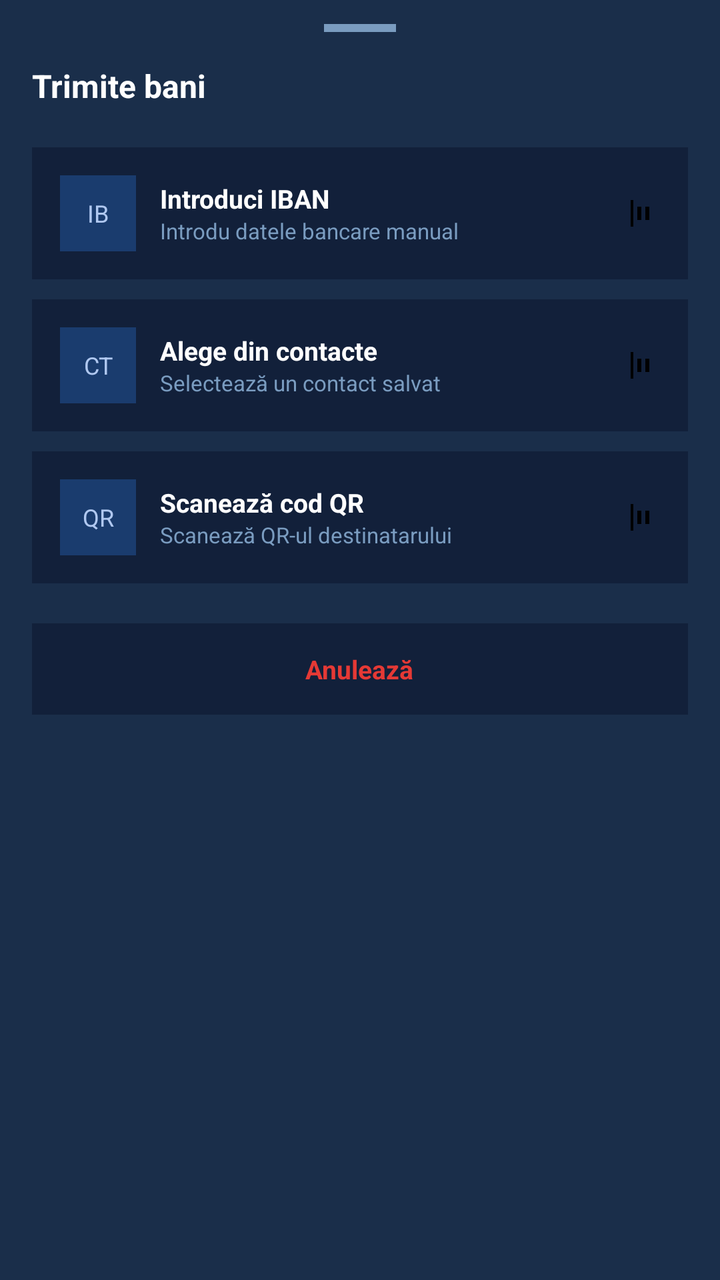
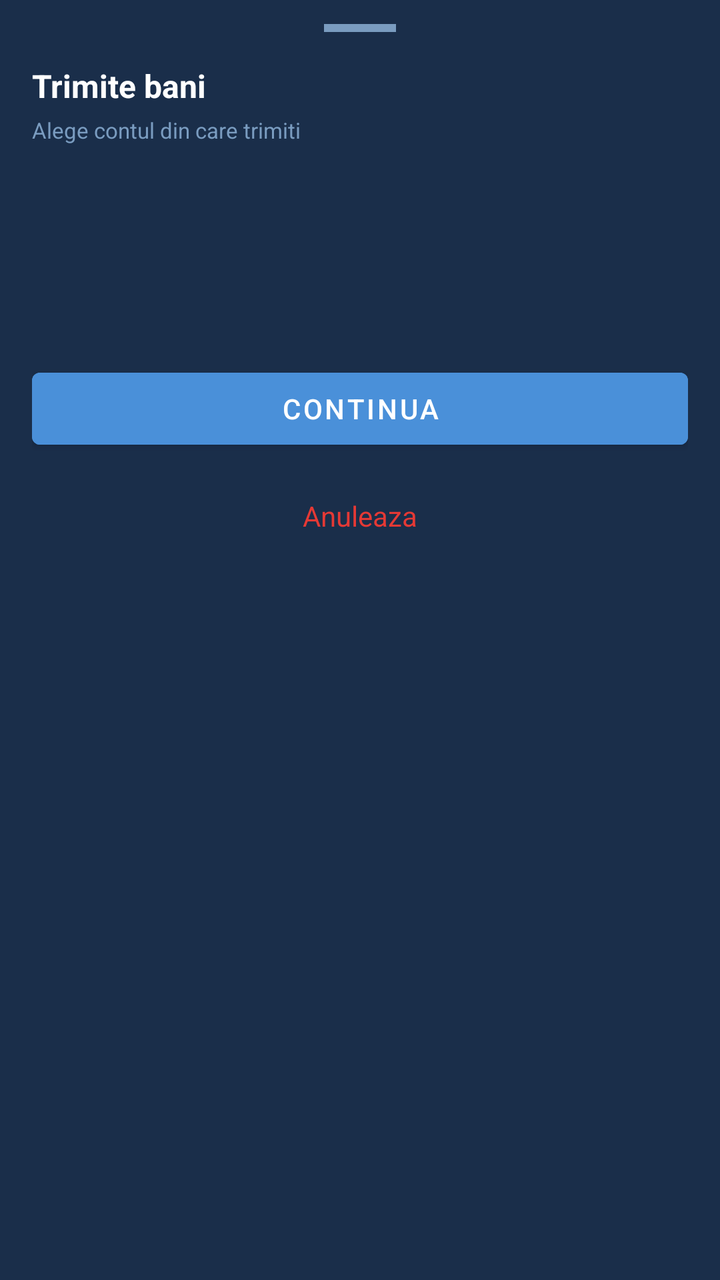

Before-and-after screenshots of an Android layout around one commit, followed by the original layout XML and the change that was made.
<!-- AndroidManifest.xml: application theme Theme.LicentaMultibankingApp -->
<!-- res/layout/bottom_sheet_trimite.xml -->
<?xml version="1.0" encoding="utf-8"?>
<LinearLayout xmlns:android="http://schemas.android.com/apk/res/android"
    android:layout_width="match_parent"
    android:layout_height="wrap_content"
    android:orientation="vertical"
    android:background="#1A2E4A"
    android:paddingStart="16dp"
    android:paddingEnd="16dp"
    android:paddingBottom="24dp"
    android:paddingTop="12dp">

    
    <View
        android:layout_width="36dp"
        android:layout_height="4dp"
        android:background="#7A9CC0"
        android:layout_gravity="center_horizontal"
        android:layout_marginBottom="16dp"/>

    
    <TextView
        android:layout_width="wrap_content"
        android:layout_height="wrap_content"
        android:text="Trimite bani"
        android:textColor="#FFFFFF"
        android:textSize="16sp"
        android:textStyle="bold"
        android:layout_marginBottom="20dp"/>

    
    <LinearLayout
        android:id="@+id/optionIban"
        android:layout_width="match_parent"
        android:layout_height="wrap_content"
        android:orientation="horizontal"
        android:gravity="center_vertical"
        android:background="#12203A"
        android:padding="14dp"
        android:layout_marginBottom="10dp">

        <TextView
            android:layout_width="38dp"
            android:layout_height="38dp"
            android:gravity="center"
            android:text="IB"
            android:textColor="#B0C8F0"
            android:textSize="12sp"
            android:background="#1A3C6E"
            android:layout_marginEnd="12dp"/>

        <LinearLayout
            android:layout_width="0dp"
            android:layout_height="wrap_content"
            android:layout_weight="1"
            android:orientation="vertical">

            <TextView
                android:layout_width="wrap_content"
                android:layout_height="wrap_content"
                android:text="Introduci IBAN"
                android:textColor="#FFFFFF"
                android:textSize="13sp"
                android:textStyle="bold"/>

            <TextView
                android:layout_width="wrap_content"
                android:layout_height="wrap_content"
                android:text="Introdu datele bancare manual"
                android:textColor="#7A9CC0"
                android:textSize="11sp"/>

        </LinearLayout>

        <ImageView
            android:layout_width="16dp"
            android:layout_height="16dp"
            android:src="@drawable/ic_transactions"/>

    </LinearLayout>

    
    <LinearLayout
        android:id="@+id/optionContacte"
        android:layout_width="match_parent"
        android:layout_height="wrap_content"
        android:orientation="horizontal"
        android:gravity="center_vertical"
        android:background="#12203A"
        android:padding="14dp"
        android:layout_marginBottom="10dp">

        <TextView
            android:layout_width="38dp"
            android:layout_height="38dp"
            android:gravity="center"
            android:text="CT"
            android:textColor="#B0C8F0"
            android:textSize="12sp"
            android:background="#1A3C6E"
            android:layout_marginEnd="12dp"/>

        <LinearLayout
            android:layout_width="0dp"
            android:layout_height="wrap_content"
            android:layout_weight="1"
            android:orientation="vertical">

            <TextView
                android:layout_width="wrap_content"
                android:layout_height="wrap_content"
                android:text="Alege din contacte"
                android:textColor="#FFFFFF"
                android:textSize="13sp"
                android:textStyle="bold"/>

            <TextView
                android:layout_width="wrap_content"
                android:layout_height="wrap_content"
                android:text="Selectează un contact salvat"
                android:textColor="#7A9CC0"
                android:textSize="11sp"/>

        </LinearLayout>

        <ImageView
            android:layout_width="16dp"
            android:layout_height="16dp"
            android:src="@drawable/ic_transactions"/>

    </LinearLayout>

    
    <LinearLayout
        android:id="@+id/optionQR"
        android:layout_width="match_parent"
        android:layout_height="wrap_content"
        android:orientation="horizontal"
        android:gravity="center_vertical"
        android:background="#12203A"
        android:padding="14dp"
        android:layout_marginBottom="20dp">

        <TextView
            android:layout_width="38dp"
            android:layout_height="38dp"
            android:gravity="center"
            android:text="QR"
            android:textColor="#B0C8F0"
            android:textSize="12sp"
            android:background="#1A3C6E"
            android:layout_marginEnd="12dp"/>

        <LinearLayout
            android:layout_width="0dp"
            android:layout_height="wrap_content"
            android:layout_weight="1"
            android:orientation="vertical">

            <TextView
                android:layout_width="wrap_content"
                android:layout_height="wrap_content"
                android:text="Scanează cod QR"
                android:textColor="#FFFFFF"
                android:textSize="13sp"
                android:textStyle="bold"/>

            <TextView
                android:layout_width="wrap_content"
                android:layout_height="wrap_content"
                android:text="Scanează QR-ul destinatarului"
                android:textColor="#7A9CC0"
                android:textSize="11sp"/>

        </LinearLayout>

        <ImageView
            android:layout_width="16dp"
            android:layout_height="16dp"
            android:src="@drawable/ic_transactions"/>

    </LinearLayout>

    
    <LinearLayout
        android:id="@+id/optionAnuleaza"
        android:layout_width="match_parent"
        android:layout_height="wrap_content"
        android:gravity="center"
        android:background="#12203A"
        android:padding="14dp">

        <TextView
            android:layout_width="wrap_content"
            android:layout_height="wrap_content"
            android:text="Anulează"
            android:textColor="#E53935"
            android:textSize="13sp"
            android:textStyle="bold"/>

    </LinearLayout>

</LinearLayout>
<!-- resources referenced by this layout -->
<resources>
  <!-- drawable ic_transactions (drawable) -->
  <vector xmlns:android="http://schemas.android.com/apk/res/android" android:height="24dp" android:tint="#000000" android:viewportHeight="960" android:viewportWidth="960" android:width="24dp">
        
      <path android:fillColor="@android:color/white" android:pathData="M80,880L80,80L160,80L160,880L80,880ZM520,680L520,280L640,280L640,680L520,680ZM280,680L280,280L400,280L400,680L280,680Z"/>
      
  </vector>
  <style name="Theme.LicentaMultibankingApp" parent="Base.Theme.LicentaMultibankingApp" />
  <style name="Base.Theme.LicentaMultibankingApp" parent="Theme.MaterialComponents.DayNight.NoActionBar">
          
          
      </style>
</resources>

<!-- the commit's change to res/layout/bottom_sheet_trimite.xml (unified diff, before → after) -->
@@ -3,200 +3,495 @@
     android:layout_width="match_parent"
     android:layout_height="wrap_content"
     android:orientation="vertical"
-    android:background="#1A2E4A"
-    android:paddingStart="16dp"
-    android:paddingEnd="16dp"
-    android:paddingBottom="24dp"
-    android:paddingTop="12dp">
-
-    
+    android:background="#1A2E4A">
+
     <View
         android:layout_width="36dp"
         android:layout_height="4dp"
         android:background="#7A9CC0"
         android:layout_gravity="center_horizontal"
+        android:layout_marginTop="12dp"
         android:layout_marginBottom="16dp"/>
 
-    
-    <TextView
-        android:layout_width="wrap_content"
-        android:layout_height="wrap_content"
-        android:text="Trimite bani"
-        android:textColor="#FFFFFF"
-        android:textSize="16sp"
-        android:textStyle="bold"
-        android:layout_marginBottom="20dp"/>
-
-    
-    <LinearLayout
-        android:id="@+id/optionIban"
+    <ViewFlipper
+        android:id="@+id/viewSwitcherTrimite"
         android:layout_width="match_parent"
-        android:layout_height="wrap_content"
-        android:orientation="horizontal"
-        android:gravity="center_vertical"
-        android:background="#12203A"
-        android:padding="14dp"
-        android:layout_marginBottom="10dp">
-
-        <TextView
-            android:layout_width="38dp"
-            android:layout_height="38dp"
-            android:gravity="center"
-            android:text="IB"
-            android:textColor="#B0C8F0"
-            android:textSize="12sp"
-            android:background="#1A3C6E"
-            android:layout_marginEnd="12dp"/>
-
+        android:layout_height="wrap_content">
+
+        
         <LinearLayout
-            android:layout_width="0dp"
+            android:layout_width="match_parent"
             android:layout_height="wrap_content"
-            android:layout_weight="1"
-            android:orientation="vertical">
-
-            <TextView
-                android:layout_width="wrap_content"
-                android:layout_height="wrap_content"
-                android:text="Introduci IBAN"
-                android:textColor="#FFFFFF"
-                android:textSize="13sp"
-                android:textStyle="bold"/>
-
-            <TextView
-                android:layout_width="wrap_content"
-                android:layout_height="wrap_content"
-                android:text="Introdu datele bancare manual"
-                android:textColor="#7A9CC0"
-                android:textSize="11sp"/>
+            android:orientation="vertical"
+            android:paddingStart="16dp"
+            android:paddingEnd="16dp"
+            android:paddingBottom="24dp">
+
+            <TextView
+                android:layout_width="wrap_content"
+                android:layout_height="wrap_content"
+                android:text="Trimite bani"
+                android:textColor="#FFFFFF"
+                android:textSize="16sp"
+                android:textStyle="bold"
+                android:layout_marginBottom="4dp"/>
+
+            <TextView
+                android:layout_width="wrap_content"
+                android:layout_height="wrap_content"
+                android:text="Alege contul din care trimiti"
+                android:textColor="#7A9CC0"
+                android:textSize="11sp"
+                android:layout_marginBottom="12dp"/>
+
+            <androidx.recyclerview.widget.RecyclerView
+                android:id="@+id/rvCarduriTrimite"
+                android:layout_width="match_parent"
+                android:layout_height="80dp"
+                android:orientation="horizontal"
+                android:clipToPadding="false"
+                android:layout_marginBottom="16dp"/>
+
+            <Button
+                android:id="@+id/btnContinuaPas1"
+                android:layout_width="match_parent"
+                android:layout_height="wrap_content"
+                android:text="Continua"
+                android:backgroundTint="#4A90D9"
+                android:textColor="#FFFFFF"
+                android:layout_marginBottom="8dp"/>
+
+            <TextView
+                android:id="@+id/tvAnuleazaPas1"
+                android:layout_width="match_parent"
+                android:layout_height="wrap_content"
+                android:text="Anuleaza"
+                android:textColor="#E53935"
+                android:gravity="center"
+                android:padding="12dp"/>
 
         </LinearLayout>
 
-        <ImageView
-            android:layout_width="16dp"
-            android:layout_height="16dp"
-            android:src="@drawable/ic_transactions"/>
-
-    </LinearLayout>
-
-    
-    <LinearLayout
-        android:id="@+id/optionContacte"
-        android:layout_width="match_parent"
-        android:layout_height="wrap_content"
-        android:orientation="horizontal"
-        android:gravity="center_vertical"
-        android:background="#12203A"
-        android:padding="14dp"
-        android:layout_marginBottom="10dp">
-
-        <TextView
-            android:layout_width="38dp"
-            android:layout_height="38dp"
-            android:gravity="center"
-            android:text="CT"
-            android:textColor="#B0C8F0"
-            android:textSize="12sp"
-            android:background="#1A3C6E"
-            android:layout_marginEnd="12dp"/>
-
+        
         <LinearLayout
-            android:layout_width="0dp"
+            android:layout_width="match_parent"
             android:layout_height="wrap_content"
-            android:layout_weight="1"
-            android:orientation="vertical">
-
-            <TextView
-                android:layout_width="wrap_content"
-                android:layout_height="wrap_content"
-                android:text="Alege din contacte"
-                android:textColor="#FFFFFF"
-                android:textSize="13sp"
-                android:textStyle="bold"/>
-
-            <TextView
-                android:layout_width="wrap_content"
-                android:layout_height="wrap_content"
-                android:text="Selectează un contact salvat"
-                android:textColor="#7A9CC0"
-                android:textSize="11sp"/>
+            android:orientation="vertical"
+            android:paddingStart="16dp"
+            android:paddingEnd="16dp"
+            android:paddingBottom="24dp">
+
+            <TextView
+                android:layout_width="wrap_content"
+                android:layout_height="wrap_content"
+                android:text="Catre cine trimiti?"
+                android:textColor="#FFFFFF"
+                android:textSize="16sp"
+                android:textStyle="bold"
+                android:layout_marginBottom="16dp"/>
+
+            
+            <TextView
+                android:layout_width="wrap_content"
+                android:layout_height="wrap_content"
+                android:text="Contacte salvate"
+                android:textColor="#7A9CC0"
+                android:textSize="11sp"
+                android:layout_marginBottom="8dp"/>
+
+            <androidx.recyclerview.widget.RecyclerView
+                android:id="@+id/rvContacteTrimite"
+                android:layout_width="match_parent"
+                android:layout_height="wrap_content"
+                android:layout_marginBottom="12dp"
+                android:nestedScrollingEnabled="false"/>
+
+            
+            <LinearLayout
+                android:id="@+id/optionNrNou"
+                android:layout_width="match_parent"
+                android:layout_height="wrap_content"
+                android:orientation="horizontal"
+                android:gravity="center_vertical"
+                android:background="#12203A"
+                android:padding="14dp"
+                android:layout_marginBottom="8dp">
+
+                <TextView
+                    android:layout_width="38dp"
+                    android:layout_height="38dp"
+                    android:gravity="center"
+                    android:text="NR"
+                    android:textColor="#B0C8F0"
+                    android:textSize="11sp"
+                    android:background="#1A3C6E"
+                    android:layout_marginEnd="12dp"/>
+
+                <LinearLayout
+                    android:layout_width="0dp"
+                    android:layout_height="wrap_content"
+                    android:layout_weight="1"
+                    android:orientation="vertical">
+
+                    <TextView
+                        android:layout_width="wrap_content"
+                        android:layout_height="wrap_content"
+                        android:text="Numar de telefon nou"
+                        android:textColor="#FFFFFF"
+                        android:textSize="13sp"
+                        android:textStyle="bold"/>
+
+                    <TextView
+                        android:layout_width="wrap_content"
+                        android:layout_height="wrap_content"
+                        android:text="Trimite prin RoPay la orice numar"
+                        android:textColor="#7A9CC0"
+                        android:textSize="11sp"/>
+
+                </LinearLayout>
+
+            </LinearLayout>
+
+            
+            <LinearLayout
+                android:id="@+id/optionIbanTrimite"
+                android:layout_width="match_parent"
+                android:layout_height="wrap_content"
+                android:orientation="horizontal"
+                android:gravity="center_vertical"
+                android:background="#12203A"
+                android:padding="14dp"
+                android:layout_marginBottom="16dp">
+
+                <TextView
+                    android:layout_width="38dp"
+                    android:layout_height="38dp"
+                    android:gravity="center"
+                    android:text="IB"
+                    android:textColor="#B0C8F0"
+                    android:textSize="11sp"
+                    android:background="#1A3C6E"
+                    android:layout_marginEnd="12dp"/>
+
+                <LinearLayout
+                    android:layout_width="0dp"
+                    android:layout_height="wrap_content"
+                    android:layout_weight="1"
+                    android:orientation="vertical">
+
+                    <TextView
+                        android:layout_width="wrap_content"
+                        android:layout_height="wrap_content"
+                        android:text="Prin IBAN"
+                        android:textColor="#FFFFFF"
+                        android:textSize="13sp"
+                        android:textStyle="bold"/>
+
+                    <TextView
+                        android:layout_width="wrap_content"
+                        android:layout_height="wrap_content"
+                        android:text="Introdu IBAN-ul destinatarului"
+                        android:textColor="#7A9CC0"
+                        android:textSize="11sp"/>
+
+                </LinearLayout>
+
+            </LinearLayout>
+
+            <TextView
+                android:id="@+id/tvInapoiPas2"
+                android:layout_width="match_parent"
+                android:layout_height="wrap_content"
+                android:text="Inapoi"
+                android:textColor="#4A90D9"
+                android:gravity="center"
+                android:padding="12dp"/>
 
         </LinearLayout>
 
-        <ImageView
-            android:layout_width="16dp"
-            android:layout_height="16dp"
-            android:src="@drawable/ic_transactions"/>
-
-    </LinearLayout>
-
-    
-    <LinearLayout
-        android:id="@+id/optionQR"
-        android:layout_width="match_parent"
-        android:layout_height="wrap_content"
-        android:orientation="horizontal"
-        android:gravity="center_vertical"
-        android:background="#12203A"
-        android:padding="14dp"
-        android:layout_marginBottom="20dp">
-
-        <TextView
-            android:layout_width="38dp"
-            android:layout_height="38dp"
-            android:gravity="center"
-            android:text="QR"
-            android:textColor="#B0C8F0"
-            android:textSize="12sp"
-            android:background="#1A3C6E"
-            android:layout_marginEnd="12dp"/>
-
+        
         <LinearLayout
-            android:layout_width="0dp"
+            android:layout_width="match_parent"
             android:layout_height="wrap_content"
-            android:layout_weight="1"
-            android:orientation="vertical">
-
-            <TextView
-                android:layout_width="wrap_content"
-                android:layout_height="wrap_content"
-                android:text="Scanează cod QR"
-                android:textColor="#FFFFFF"
-                android:textSize="13sp"
-                android:textStyle="bold"/>
-
-            <TextView
-                android:layout_width="wrap_content"
-                android:layout_height="wrap_content"
-                android:text="Scanează QR-ul destinatarului"
-                android:textColor="#7A9CC0"
-                android:textSize="11sp"/>
+            android:orientation="vertical"
+            android:paddingStart="16dp"
+            android:paddingEnd="16dp"
+            android:paddingBottom="24dp">
+
+            <TextView
+                android:id="@+id/tvTitluDestinatarPas3"
+                android:layout_width="wrap_content"
+                android:layout_height="wrap_content"
+                android:text="Trimite bani"
+                android:textColor="#FFFFFF"
+                android:textSize="16sp"
+                android:textStyle="bold"
+                android:layout_marginBottom="4dp"/>
+
+            <TextView
+                android:id="@+id/tvSubtitluDestinatarPas3"
+                android:layout_width="wrap_content"
+                android:layout_height="wrap_content"
+                android:text="0722 xxx xxx"
+                android:textColor="#7A9CC0"
+                android:textSize="11sp"
+                android:layout_marginBottom="16dp"/>
+
+            <TextView
+                android:layout_width="wrap_content"
+                android:layout_height="wrap_content"
+                android:text="Suma (RON)"
+                android:textColor="#7A9CC0"
+                android:textSize="11sp"
+                android:layout_marginBottom="6dp"/>
+
+            <EditText
+                android:id="@+id/etSumaTrimite"
+                android:layout_width="match_parent"
+                android:layout_height="wrap_content"
+                android:hint="0.00"
+                android:textColor="#FFFFFF"
+                android:textColorHint="#7A9CC0"
+                android:background="#12203A"
+                android:padding="14dp"
+                android:inputType="numberDecimal"
+                android:textSize="18sp"
+                android:gravity="center"
+                android:layout_marginBottom="12dp"/>
+
+            <TextView
+                android:layout_width="wrap_content"
+                android:layout_height="wrap_content"
+                android:text="Motiv (optional)"
+                android:textColor="#7A9CC0"
+                android:textSize="11sp"
+                android:layout_marginBottom="6dp"/>
+
+            <EditText
+                android:id="@+id/etMotivTrimite"
+                android:layout_width="match_parent"
+                android:layout_height="wrap_content"
+                android:hint="ex: chirie, masa, cadou..."
+                android:textColor="#FFFFFF"
+                android:textColorHint="#7A9CC0"
+                android:background="#12203A"
+                android:padding="14dp"
+                android:inputType="text"
+                android:singleLine="true"
+                android:layout_marginBottom="16dp"/>
+
+            <Button
+                android:id="@+id/btnContinuaPas3"
+                android:layout_width="match_parent"
+                android:layout_height="wrap_content"
+                android:text="Continua"
+                android:backgroundTint="#4A90D9"
+                android:textColor="#FFFFFF"
+                android:layout_marginBottom="8dp"/>
+
+            <TextView
+                android:id="@+id/tvInapoiPas3"
+                android:layout_width="match_parent"
+                android:layout_height="wrap_content"
+                android:text="Inapoi"
+                android:textColor="#4A90D9"
+                android:gravity="center"
+                android:padding="12dp"/>
 
         </LinearLayout>
 
-        <ImageView
-            android:layout_width="16dp"
-            android:layout_height="16dp"
-            android:src="@drawable/ic_transactions"/>
-
-    </LinearLayout>
-
-    
-    <LinearLayout
-        android:id="@+id/optionAnuleaza"
-        android:layout_width="match_parent"
-        android:layout_height="wrap_content"
-        android:gravity="center"
-        android:background="#12203A"
-        android:padding="14dp">
-
-        <TextView
-            android:layout_width="wrap_content"
+        
+        <LinearLayout
+            android:layout_width="match_parent"
             android:layout_height="wrap_content"
-            android:text="Anulează"
-            android:textColor="#E53935"
-            android:textSize="13sp"
-            android:textStyle="bold"/>
-
-    </LinearLayout>
+            android:orientation="vertical"
+            android:paddingStart="16dp"
+            android:paddingEnd="16dp"
+            android:paddingBottom="24dp">
+
+            <TextView
+                android:layout_width="wrap_content"
+                android:layout_height="wrap_content"
+                android:text="Confirma transferul"
+                android:textColor="#FFFFFF"
+                android:textSize="16sp"
+                android:textStyle="bold"
+                android:layout_marginBottom="4dp"/>
+
+            
+            <TextView
+                android:layout_width="wrap_content"
+                android:layout_height="wrap_content"
+                android:text="Transfer instant · RoPay"
+                android:textColor="#90CAF9"
+                android:textSize="10sp"
+                android:background="#0D47A1"
+                android:paddingStart="8dp"
+                android:paddingEnd="8dp"
+                android:paddingTop="3dp"
+                android:paddingBottom="3dp"
+                android:layout_marginBottom="16dp"/>
+
+            
+            <LinearLayout
+                android:layout_width="match_parent"
+                android:layout_height="wrap_content"
+                android:orientation="vertical"
+                android:background="#12203A"
+                android:padding="14dp"
+                android:layout_marginBottom="12dp">
+
+                <LinearLayout
+                    android:layout_width="match_parent"
+                    android:layout_height="wrap_content"
+                    android:orientation="horizontal"
+                    android:layout_marginBottom="8dp">
+
+                    <TextView
+                        android:layout_width="0dp"
+                        android:layout_height="wrap_content"
+                        android:layout_weight="1"
+                        android:text="Catre"
+                        android:textColor="#7A9CC0"
+                        android:textSize="12sp"/>
+
+                    <TextView
+                        android:id="@+id/tvConfirmareDestinatarTrimite"
+                        android:layout_width="wrap_content"
+                        android:layout_height="wrap_content"
+                        android:textColor="#FFFFFF"
+                        android:textSize="12sp"
+                        android:text="—"/>
+
+                </LinearLayout>
+
+                <LinearLayout
+                    android:layout_width="match_parent"
+                    android:layout_height="wrap_content"
+                    android:orientation="horizontal"
+                    android:layout_marginBottom="8dp">
+
+                    <TextView
+                        android:layout_width="0dp"
+                        android:layout_height="wrap_content"
+                        android:layout_weight="1"
+                        android:text="Suma"
+                        android:textColor="#7A9CC0"
+                        android:textSize="12sp"/>
+
+                    <TextView
+                        android:id="@+id/tvConfirmareSumaTrimite"
+                        android:layout_width="wrap_content"
+                        android:layout_height="wrap_content"
+                        android:textColor="#FFFFFF"
+                        android:textSize="14sp"
+                        android:textStyle="bold"
+                        android:text="0 RON"/>
+
+                </LinearLayout>
+
+                <LinearLayout
+                    android:layout_width="match_parent"
+                    android:layout_height="wrap_content"
+                    android:orientation="horizontal"
+                    android:layout_marginBottom="8dp">
+
+                    <TextView
+                        android:layout_width="0dp"
+                        android:layout_height="wrap_content"
+                        android:layout_weight="1"
+                        android:text="Din cont"
+                        android:textColor="#7A9CC0"
+                        android:textSize="12sp"/>
+
+                    <TextView
+                        android:id="@+id/tvConfirmareContTrimite"
+                        android:layout_width="wrap_content"
+                        android:layout_height="wrap_content"
+                        android:textColor="#FFFFFF"
+                        android:textSize="12sp"
+                        android:text="—"/>
+
+                </LinearLayout>
+
+                <LinearLayout
+                    android:layout_width="match_parent"
+                    android:layout_height="wrap_content"
+                    android:orientation="horizontal">
+
+                    <TextView
+                        android:layout_width="0dp"
+                        android:layout_height="wrap_content"
+                        android:layout_weight="1"
+                        android:text="Metoda"
+                        android:textColor="#7A9CC0"
+                        android:textSize="12sp"/>
+
+                    <TextView
+                        android:layout_width="wrap_content"
+                        android:layout_height="wrap_content"
+                        android:text="Transfer instant"
+                        android:textColor="#90CAF9"
+                        android:textSize="12sp"/>
+
+                </LinearLayout>
+
+            </LinearLayout>
+
+            <TextView
+                android:layout_width="match_parent"
+                android:layout_height="wrap_content"
+                android:text="In implementarea reala, transferul s-ar procesa prin infrastructura RoPay"
+                android:textColor="#7A9CC0"
+                android:textSize="10sp"
+                android:gravity="center"
+                android:layout_marginBottom="12dp"/>
+
+            
+            <LinearLayout
+                android:id="@+id/layoutLoadingTrimite"
+                android:layout_width="match_parent"
+                android:layout_height="wrap_content"
+                android:orientation="vertical"
+                android:gravity="center"
+                android:padding="8dp"
+                android:visibility="gone">
+
+                <ProgressBar
+                    android:layout_width="28dp"
+                    android:layout_height="28dp"
+                    android:layout_marginBottom="6dp"/>
+
+                <TextView
+                    android:id="@+id/tvStatusTrimite"
+                    android:layout_width="wrap_content"
+                    android:layout_height="wrap_content"
+                    android:text="Se proceseaza..."
+                    android:textColor="#7A9CC0"
+                    android:textSize="12sp"/>
+
+            </LinearLayout>
+
+            <Button
+                android:id="@+id/btnConfirmaTrimite"
+                android:layout_width="match_parent"
+                android:layout_height="wrap_content"
+                android:text="CONFIRMA TRANSFERUL"
+                android:backgroundTint="#4A90D9"
+                android:textColor="#FFFFFF"
+                android:layout_marginBottom="8dp"/>
+
+            <TextView
+                android:id="@+id/tvInapoiPas4"
+                android:layout_width="match_parent"
+                android:layout_height="wrap_content"
+                android:text="Inapoi"
+                android:textColor="#4A90D9"
+                android:gravity="center"
+                android:padding="12dp"/>
+
+        </LinearLayout>
+
+    </ViewFlipper>
 
 </LinearLayout>
<!-- resource entries referenced after the edit -->
@@ -1,13 +1,8 @@
 <!-- resources referenced by this layout -->
 <resources>
-  <!-- drawable ic_transactions (drawable) -->
-  <vector xmlns:android="http://schemas.android.com/apk/res/android" android:height="24dp" android:tint="#000000" android:viewportHeight="960" android:viewportWidth="960" android:width="24dp">
-        
-      <path android:fillColor="@android:color/white" android:pathData="M80,880L80,80L160,80L160,880L80,880ZM520,680L520,280L640,280L640,680L520,680ZM280,680L280,280L400,280L400,680L280,680Z"/>
-      
-  </vector>
   <style name="Theme.LicentaMultibankingApp" parent="Base.Theme.LicentaMultibankingApp" />
   <style name="Base.Theme.LicentaMultibankingApp" parent="Theme.MaterialComponents.DayNight.NoActionBar">
+          <item name="android:textColorHint">#888888</item>
           
           
       </style>
